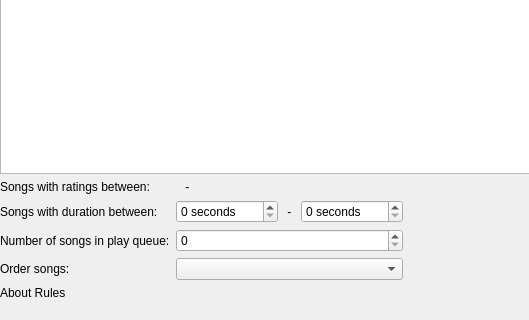
Above: playlists/playlistrules.ui from CDrummond/cantata before the change; both pictures show x 0 to 529 and y 175 to 495 of the 689 by 495 pixel window. Below: the same form after it.
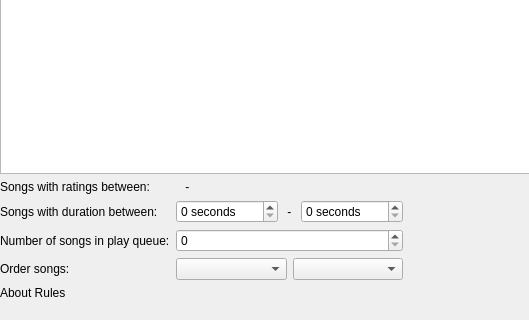
That is the form after the change. Custom widgets are drawn as their Qt base class.

Commit message: Add file age to sorts, and add option for ascending or descending

Patch:
```diff
--- a/playlists/playlistrules.ui
+++ b/playlists/playlistrules.ui
@@ -217,8 +217,14 @@
         </widget>
       </item>
       <item row="3" column="1">
-       <widget class="QComboBox" name="order">
-       </widget>
+      <layout class="QHBoxLayout" name="orderLayout">
+       <item>
+        <widget class="QComboBox" name="order"/>
+       </item>
+       <item>
+        <widget class="QComboBox" name="orderAscending"/>
+       </item>
+      </layout>
       </item>
        </layout>
       </item>
```
The commit also changes 7 other files.
